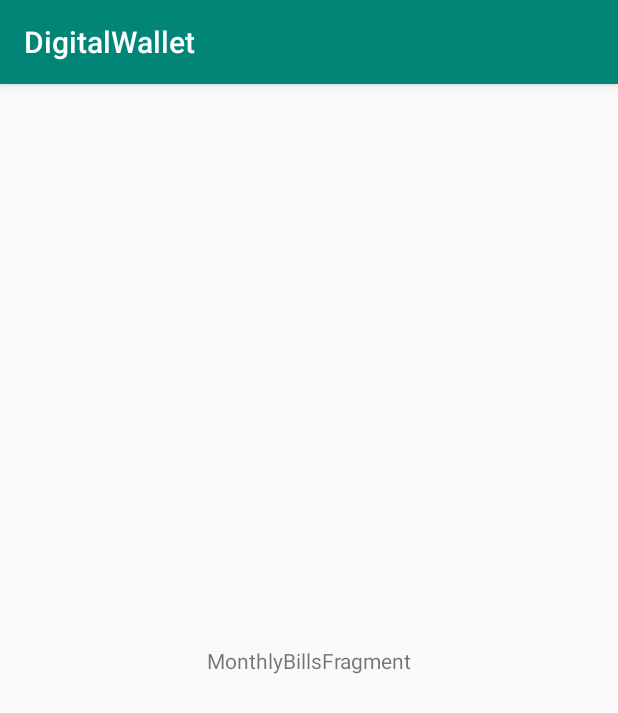
After one commit to leonardosibela/movilehackcampinas, an Android app: the MainActivity screen opened directly, with no data from a screen before it, on a phone screen of 412 x 824 dp. The commit adds this screen. Shown: the top 713 px of the screen. Run offline under Robolectric (Android 15) with nearby library versions, the phone set to English and light mode, and no system bars.

Commit message:
Adding main activity

```diff
--- a/android/app/build.gradle
+++ b/android/app/build.gradle
@@ -40,8 +40,8 @@ dependencies {
     implementation 'com.squareup.retrofit2:retrofit:2.5.0'
 
     // Image
-    implementation ('com.squareup.picasso:picasso:2.71828') {
-        exclude group:'com.android.support'
+    implementation('com.squareup.picasso:picasso:2.71828') {
+        exclude group: 'com.android.support'
     }
 
     // Support
--- a/android/app/src/main/AndroidManifest.xml
+++ b/android/app/src/main/AndroidManifest.xml
@@ -9,7 +9,6 @@
         android:roundIcon="@mipmap/ic_launcher_round"
         android:supportsRtl="true"
         android:theme="@style/AppTheme">
-
         <activity android:name=".SplashActivity">
             <intent-filter>
                 <action android:name="android.intent.action.MAIN" />
@@ -17,6 +16,7 @@
                 <category android:name="android.intent.category.LAUNCHER" />
             </intent-filter>
         </activity>
+        <activity android:name=".MainActivity"></activity>
     </application>
 
 </manifest>
--- /dev/null
+++ b/android/app/src/main/java/br/com/movilehackcampinas/digitalwallet/MainActivity.java
@@ -0,0 +1,21 @@
+package br.com.movilehackcampinas.digitalwallet;
+
+import android.support.v7.app.AppCompatActivity;
+import android.os.Bundle;
+
+import br.com.movilehackcampinas.digitalwallet.modules.monthlybills.view.MonthlyBillsFragment;
+
+public class MainActivity extends AppCompatActivity {
+
+    @Override
+    protected void onCreate(Bundle savedInstanceState) {
+        super.onCreate(savedInstanceState);
+        setContentView(R.layout.main_activity);
+
+        if (savedInstanceState == null) {
+            getSupportFragmentManager().beginTransaction()
+                    .replace(R.id.container, MonthlyBillsFragment.newInstance())
+                    .commitNow();
+        }
+    }
+}
--- /dev/null
+++ b/android/app/src/main/java/br/com/movilehackcampinas/digitalwallet/modules/monthlybills/presenter/MonthlyBillsPresenter.java
@@ -0,0 +1,12 @@
+package br.com.movilehackcampinas.digitalwallet.modules.monthlybills.presenter;
+
+import br.com.movilehackcampinas.digitalwallet.modules.monthlybills.task.MonthlyBillsTask;
+
+public class MonthlyBillsPresenter implements MonthlyBillsTask.Presenter {
+
+    private MonthlyBillsTask.View view;
+
+    public MonthlyBillsPresenter(MonthlyBillsTask.View view) {
+        this.view = view;
+    }
+}
--- /dev/null
+++ b/android/app/src/main/java/br/com/movilehackcampinas/digitalwallet/modules/monthlybills/task/MonthlyBillsTask.java
@@ -0,0 +1,12 @@
+package br.com.movilehackcampinas.digitalwallet.modules.monthlybills.task;
+
+public interface MonthlyBillsTask {
+
+    interface View {
+
+    }
+
+    interface Presenter {
+
+    }
+}
--- /dev/null
+++ b/android/app/src/main/java/br/com/movilehackcampinas/digitalwallet/modules/monthlybills/view/MonthlyBillsFragment.java
@@ -0,0 +1,36 @@
+package br.com.movilehackcampinas.digitalwallet.modules.monthlybills.view;
+
+import android.os.Bundle;
+import android.support.annotation.NonNull;
+import android.support.annotation.Nullable;
+import android.support.v4.app.Fragment;
+import android.view.LayoutInflater;
+import android.view.View;
+import android.view.ViewGroup;
+
+import br.com.movilehackcampinas.digitalwallet.R;
+import br.com.movilehackcampinas.digitalwallet.modules.monthlybills.presenter.MonthlyBillsPresenter;
+import br.com.movilehackcampinas.digitalwallet.modules.monthlybills.task.MonthlyBillsTask;
+
+public class MonthlyBillsFragment extends Fragment implements MonthlyBillsTask.View {
+
+    private MonthlyBillsTask.Presenter presenter;
+
+    public static MonthlyBillsFragment newInstance() {
+        return new MonthlyBillsFragment();
+    }
+
+    @Nullable
+    @Override
+    public View onCreateView(@NonNull LayoutInflater inflater, @Nullable ViewGroup container,
+                             @Nullable Bundle savedInstanceState) {
+        return inflater.inflate(R.layout.monthly_bills_fragment, container, false);
+    }
+
+    @Override
+    public void onViewCreated(@NonNull View view, @Nullable Bundle savedInstanceState) {
+        super.onViewCreated(view, savedInstanceState);
+
+        presenter = new MonthlyBillsPresenter(this);
+    }
+}
--- /dev/null
+++ b/android/app/src/main/java/br/com/movilehackcampinas/digitalwallet/ui/monthlybills/MonthlyBillsViewModel.java
@@ -0,0 +1,7 @@
+package br.com.movilehackcampinas.digitalwallet.ui.monthlybills;
+
+import android.arch.lifecycle.ViewModel;
+
+public class MonthlyBillsViewModel extends ViewModel {
+    // TODO: Implement the ViewModel
+}
--- /dev/null
+++ b/android/app/src/main/res/layout/main_activity.xml
@@ -0,0 +1,7 @@
+<?xml version="1.0" encoding="utf-8"?>
+<FrameLayout xmlns:android="http://schemas.android.com/apk/res/android"
+    xmlns:tools="http://schemas.android.com/tools"
+    android:id="@+id/container"
+    android:layout_width="match_parent"
+    android:layout_height="match_parent"
+    tools:context=".MainActivity" />
--- /dev/null
+++ b/android/app/src/main/res/layout/monthly_bills_fragment.xml
@@ -0,0 +1,20 @@
+<?xml version="1.0" encoding="utf-8"?>
+<android.support.constraint.ConstraintLayout xmlns:android="http://schemas.android.com/apk/res/android"
+    xmlns:app="http://schemas.android.com/apk/res-auto"
+    xmlns:tools="http://schemas.android.com/tools"
+    android:id="@+id/monthlybills"
+    android:layout_width="match_parent"
+    android:layout_height="match_parent"
+    tools:context=".modules.monthlybills.view.MonthlyBillsFragment">
+
+    <TextView
+        android:id="@+id/message"
+        android:layout_width="wrap_content"
+        android:layout_height="wrap_content"
+        android:text="MonthlyBillsFragment"
+        app:layout_constraintBottom_toBottomOf="parent"
+        app:layout_constraintEnd_toEndOf="parent"
+        app:layout_constraintStart_toStartOf="parent"
+        app:layout_constraintTop_toTopOf="parent" />
+
+</android.support.constraint.ConstraintLayout>
--- a/android/app/src/main/res/values/colors.xml
+++ b/android/app/src/main/res/values/colors.xml
@@ -3,6 +3,4 @@
     <color name="colorPrimary">#008577</color>
     <color name="colorPrimaryDark">#00574B</color>
     <color name="colorAccent">#D81B60</color>
-
-
 </resources>
```
